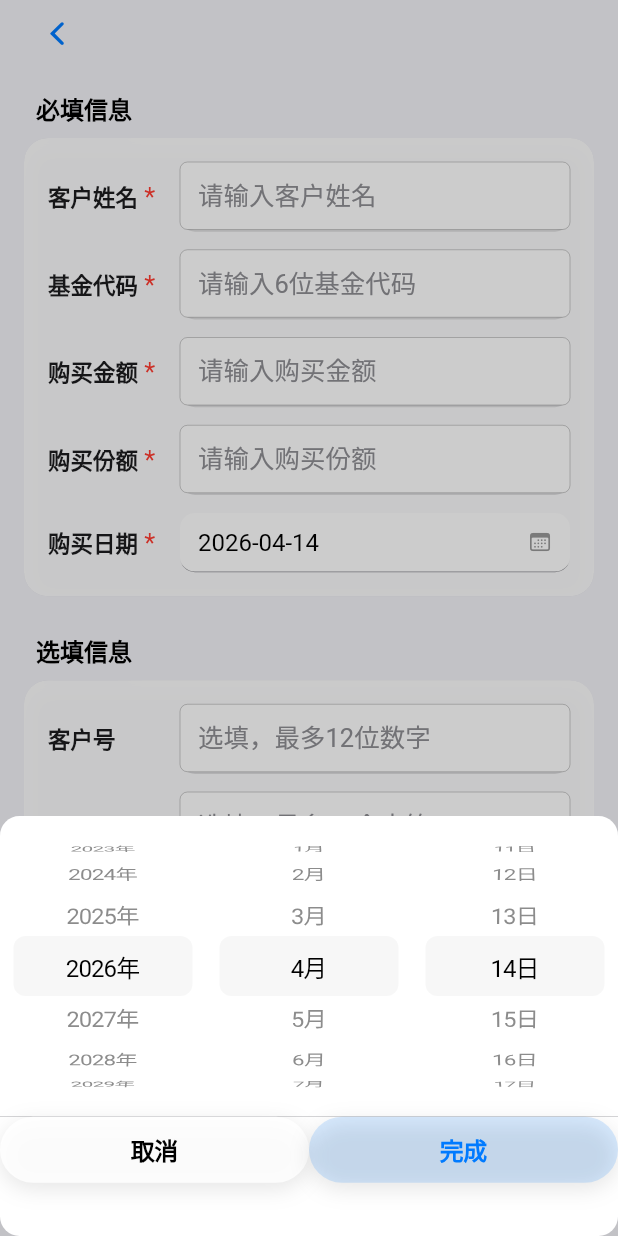
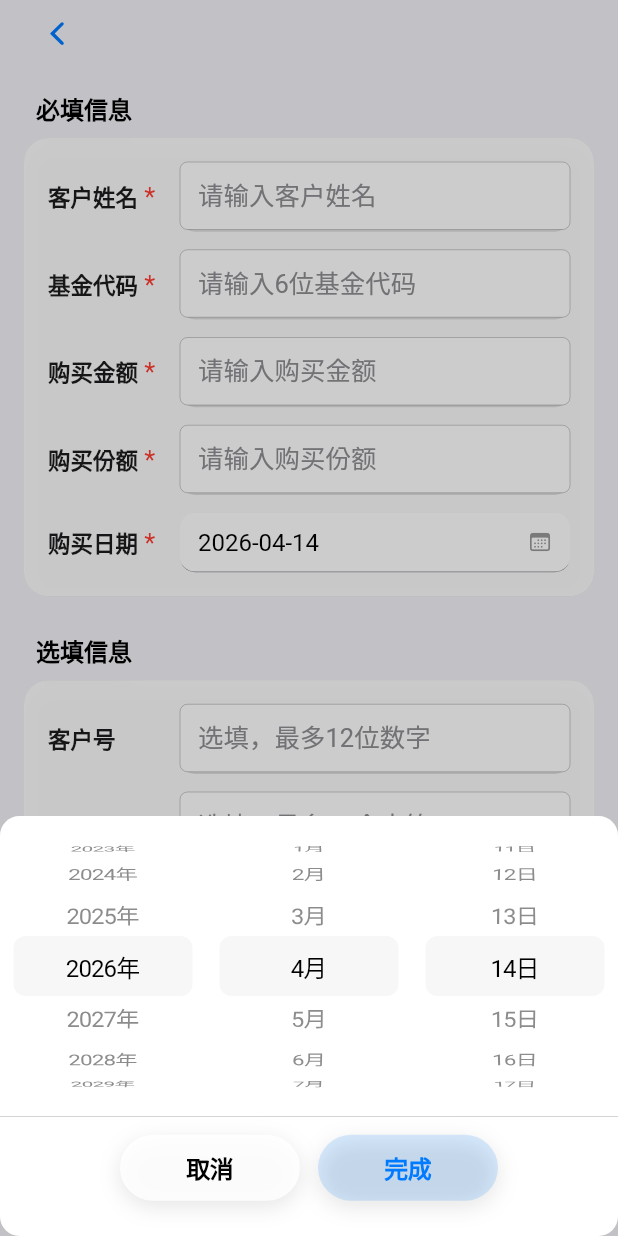
Before and after one commit to rizona27/fundlink, a Flutter app: the AddHoldingView screen opened directly, after a tap on an icon or button, on a phone screen of 412 x 824 dp. Run offline on Flutter 3.47's test engine with Material 3 defaults, Android fonts, the phone set to English and light mode, and no system bars; our stand-ins replace shared_preferences; accounts and stored records are empty.

Commit message:
全局按钮修改

```diff
--- a/lib/views/add_holding_view.dart
+++ b/lib/views/add_holding_view.dart
@@ -7,7 +7,7 @@ import '../services/fund_service.dart';
 import '../models/fund_holding.dart';
 import '../models/log_entry.dart';
 import '../widgets/toast.dart';
-import '../widgets/glass_button.dart';  // 新增导入
+import '../widgets/glass_button.dart';
 
 /// 金额/份额输入格式化器：支持小数点输入，整数最多9位，小数最多2位，只能一个小数点
 class AmountInputFormatter extends TextInputFormatter {
@@ -755,19 +755,21 @@ class _DatePickerModalState extends State<_DatePickerModal> {
                   ? CupertinoColors.separator
                   : CupertinoColors.opaqueSeparator,
             ),
-            Row(
-              children: [
-                Expanded(
-                  child: GlassButton(
+            // 修改点：移除 Expanded，改用 Row 右对齐，按钮宽度自适应
+            Padding(
+              padding: const EdgeInsets.symmetric(horizontal: 16, vertical: 12),
+              child: Row(
+                mainAxisAlignment: MainAxisAlignment.center,
+                children: [
+                  GlassButton(
                     label: '取消',
                     onPressed: () => Navigator.pop(context),
                     isPrimary: false,
                     height: 44,
                     borderRadius: 30,
                   ),
-                ),
-                Expanded(
-                  child: GlassButton(
+                  const SizedBox(width: 12),
+                  GlassButton(
                     label: '完成',
                     onPressed: () {
                       widget.onConfirm(_tempDate);
@@ -777,8 +779,8 @@ class _DatePickerModalState extends State<_DatePickerModal> {
                     height: 44,
                     borderRadius: 30,
                   ),
-                ),
-              ],
+                ],
+              ),
             ),
           ],
         ),
--- a/lib/widgets/glass_button.dart
+++ b/lib/widgets/glass_button.dart
@@ -1,15 +1,16 @@
 import 'package:flutter/cupertino.dart';
 import 'package:flutter/material.dart' show Colors;
 
-/// 磨砂玻璃质感按钮（支持深色模式、主要/次要样式、自定义尺寸）
 class GlassButton extends StatelessWidget {
   final String label;
   final VoidCallback? onPressed;
-  final bool isPrimary;        // true = 蓝色主题（主要操作），false = 灰色/透明（次要操作）
-  final double? width;         // 可选宽度
-  final double height;         // 高度
-  final double borderRadius;   // 圆角
+  final bool isPrimary;
+  final double? width;           // 固定宽度，优先级最高
+  final double height;
+  final double borderRadius;
   final EdgeInsetsGeometry padding;
+  final bool expand;             // 是否撑满父容器（全宽）
+  final double minWidth;         // 非展开模式下的最小宽度
 
   const GlassButton({
     super.key,
@@ -20,6 +21,8 @@ class GlassButton extends StatelessWidget {
     this.height = 44,
     this.borderRadius = 30,
     this.padding = const EdgeInsets.symmetric(horizontal: 16, vertical: 8),
+    this.expand = false,         // 默认不撑满，避免子菜单中过长
+    this.minWidth = 120.0,       // 默认最小宽度
   });
 
   @override
@@ -43,7 +46,8 @@ class GlassButton extends StatelessWidget {
         : (isPrimary ? CupertinoColors.activeBlue : (isDarkMode ? CupertinoColors.white : CupertinoColors.label));
 
     Widget button = Container(
-      width: width,
+      // 宽度优先级：width > expand（全宽） > 约束最小宽度（minWidth + 内容自适应）
+      width: width ?? (expand ? null : null),  // expand 时 width = null，由父容器撑满
       height: height,
       decoration: BoxDecoration(
         color: effectiveBgColor,
@@ -70,6 +74,20 @@ class GlassButton extends StatelessWidget {
         ),
       ),
     );
+
+    // 非展开模式且未指定固定宽度时，用 ConstrainedBox 设置最小宽度，并让宽度由内容决定
+    if (!expand && width == null) {
+      button = ConstrainedBox(
+        constraints: BoxConstraints(minWidth: minWidth),
+        child: IntrinsicWidth(child: button),
+      );
+    }
+
+    // 展开模式且未指定宽度时，让按钮撑满父容器
+    if (expand && width == null) {
+      button = SizedBox(width: double.infinity, child: button);
+    }
+
     if (onPressed == null) button = Opacity(opacity: 0.6, child: button);
     return button;
   }
```
